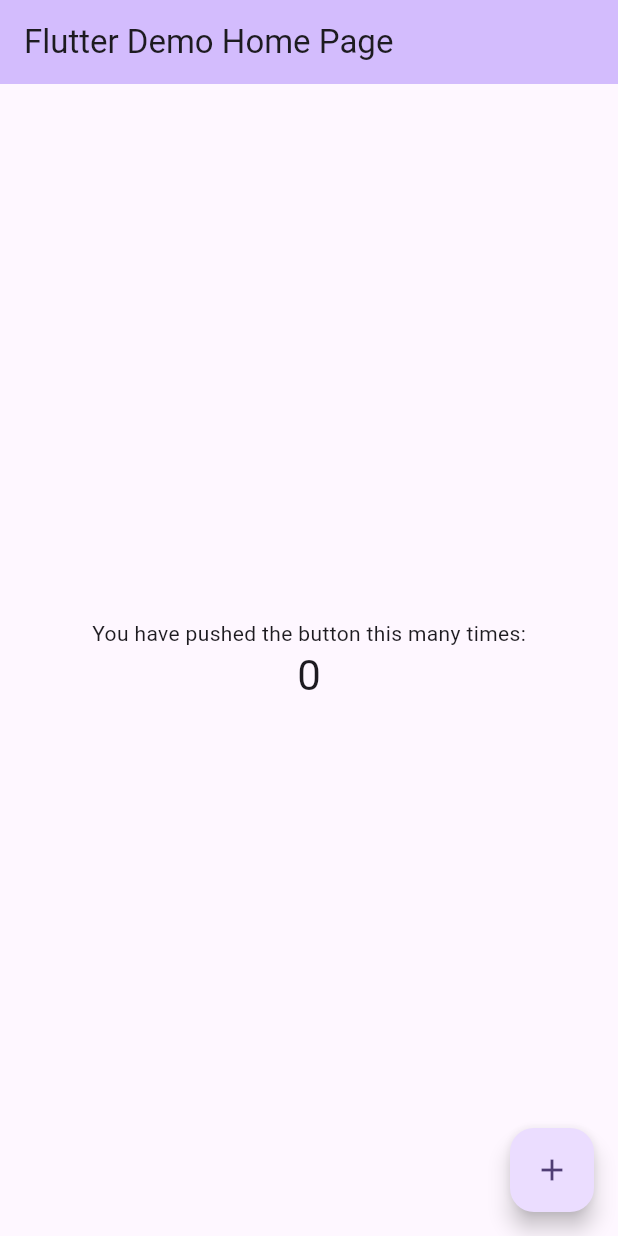
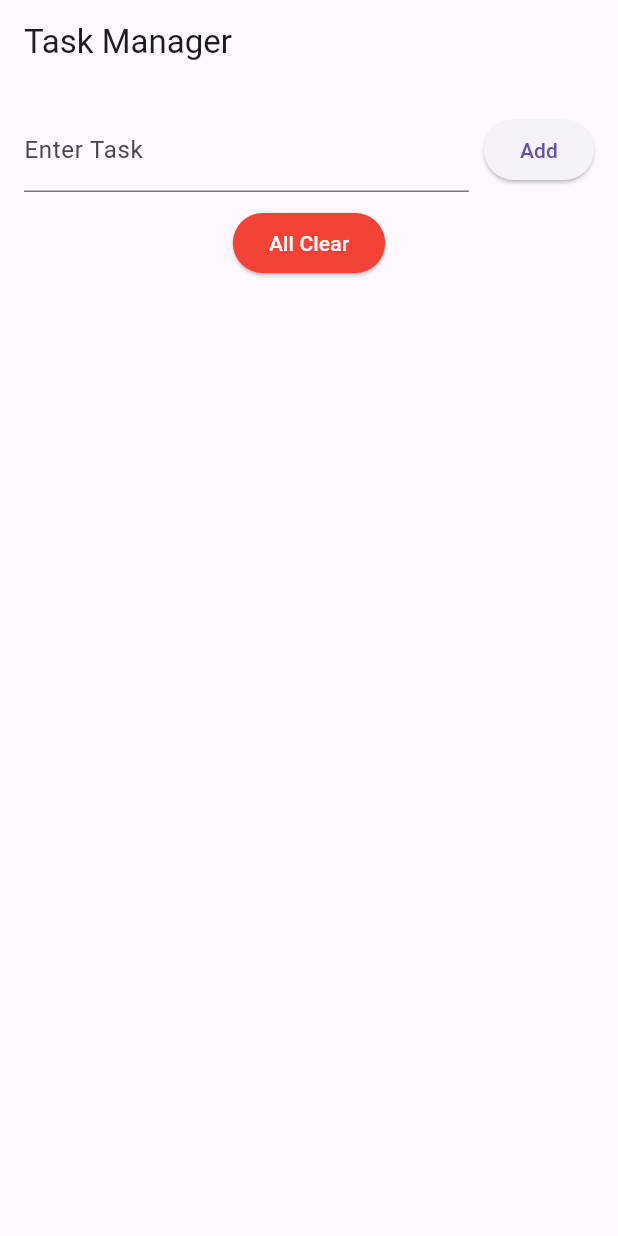
Before and after one commit to Joshika-21/CW3, a Flutter app: the screen it shows after launch, on a phone screen of 412 x 824 dp. Run offline on Flutter 3.47's test engine with Material 3 defaults, Android fonts, the phone set to English and light mode, and no system bars.

Commit message:
Created the project with features like add button, clear, and delete

```diff
--- a/lib/main.dart
+++ b/lib/main.dart
@@ -1,122 +1,18 @@
 import 'package:flutter/material.dart';
+import 'task_list_screen.dart';
 
 void main() {
-  runApp(const MyApp());
+  runApp(TaskManagerApp());
 }
 
-class MyApp extends StatelessWidget {
-  const MyApp({super.key});
-
-  // This widget is the root of your application.
+class TaskManagerApp extends StatelessWidget {
   @override
   Widget build(BuildContext context) {
     return MaterialApp(
-      title: 'Flutter Demo',
-      theme: ThemeData(
-        // This is the theme of your application.
-        //
-        // TRY THIS: Try running your application with "flutter run". You'll see
-        // the application has a purple toolbar. Then, without quitting the app,
-        // try changing the seedColor in the colorScheme below to Colors.green
-        // and then invoke "hot reload" (save your changes or press the "hot
-        // reload" button in a Flutter-supported IDE, or press "r" if you used
-        // the command line to start the app).
-        //
-        // Notice that the counter didn't reset back to zero; the application
-        // state is not lost during the reload. To reset the state, use hot
-        // restart instead.
-        //
-        // This works for code too, not just values: Most code changes can be
-        // tested with just a hot reload.
-        colorScheme: ColorScheme.fromSeed(seedColor: Colors.deepPurple),
-      ),
-      home: const MyHomePage(title: 'Flutter Demo Home Page'),
+      debugShowCheckedModeBanner: false,
+      title: 'Task Manager',
+      theme: ThemeData(primarySwatch: Colors.blue),
+      home: TaskListScreen(),
     );
   }
 }
-
-class MyHomePage extends StatefulWidget {
-  const MyHomePage({super.key, required this.title});
-
-  // This widget is the home page of your application. It is stateful, meaning
-  // that it has a State object (defined below) that contains fields that affect
-  // how it looks.
-
-  // This class is the configuration for the state. It holds the values (in this
-  // case the title) provided by the parent (in this case the App widget) and
-  // used by the build method of the State. Fields in a Widget subclass are
-  // always marked "final".
-
-  final String title;
-
-  @override
-  State<MyHomePage> createState() => _MyHomePageState();
-}
-
-class _MyHomePageState extends State<MyHomePage> {
-  int _counter = 0;
-
-  void _incrementCounter() {
-    setState(() {
-      // This call to setState tells the Flutter framework that something has
-      // changed in this State, which causes it to rerun the build method below
-      // so that the display can reflect the updated values. If we changed
-      // _counter without calling setState(), then the build method would not be
-      // called again, and so nothing would appear to happen.
-      _counter++;
-    });
-  }
-
-  @override
-  Widget build(BuildContext context) {
-    // This method is rerun every time setState is called, for instance as done
-    // by the _incrementCounter method above.
-    //
-    // The Flutter framework has been optimized to make rerunning build methods
-    // fast, so that you can just rebuild anything that needs updating rather
-    // than having to individually change instances of widgets.
-    return Scaffold(
-      appBar: AppBar(
-        // TRY THIS: Try changing the color here to a specific color (to
-        // Colors.amber, perhaps?) and trigger a hot reload to see the AppBar
-        // change color while the other colors stay the same.
-        backgroundColor: Theme.of(context).colorScheme.inversePrimary,
-        // Here we take the value from the MyHomePage object that was created by
-        // the App.build method, and use it to set our appbar title.
-        title: Text(widget.title),
-      ),
-      body: Center(
-        // Center is a layout widget. It takes a single child and positions it
-        // in the middle of the parent.
-        child: Column(
-          // Column is also a layout widget. It takes a list of children and
-          // arranges them vertically. By default, it sizes itself to fit its
-          // children horizontally, and tries to be as tall as its parent.
-          //
-          // Column has various properties to control how it sizes itself and
-          // how it positions its children. Here we use mainAxisAlignment to
-          // center the children vertically; the main axis here is the vertical
-          // axis because Columns are vertical (the cross axis would be
-          // horizontal).
-          //
-          // TRY THIS: Invoke "debug painting" (choose the "Toggle Debug Paint"
-          // action in the IDE, or press "p" in the console), to see the
-          // wireframe for each widget.
-          mainAxisAlignment: MainAxisAlignment.center,
-          children: <Widget>[
-            const Text('You have pushed the button this many times:'),
-            Text(
-              '$_counter',
-              style: Theme.of(context).textTheme.headlineMedium,
-            ),
-          ],
-        ),
-      ),
-      floatingActionButton: FloatingActionButton(
-        onPressed: _incrementCounter,
-        tooltip: 'Increment',
-        child: const Icon(Icons.add),
-      ), // This trailing comma makes auto-formatting nicer for build methods.
-    );
-  }
-}
--- /dev/null
+++ b/lib/task.dart
@@ -0,0 +1,6 @@
+class Task {
+  String name;
+  bool isCompleted;
+
+  Task({required this.name, this.isCompleted = false});
+}
--- /dev/null
+++ b/lib/task_list_screen.dart
@@ -0,0 +1,84 @@
+import 'package:flutter/material.dart';
+import 'task.dart';
+import 'task_item.dart';
+
+class TaskListScreen extends StatefulWidget {
+  @override
+  _TaskListScreenState createState() => _TaskListScreenState();
+}
+
+class _TaskListScreenState extends State<TaskListScreen> {
+  final List<Task> _tasks = [];
+  final TextEditingController _taskController = TextEditingController();
+
+  void _addTask() {
+    if (_taskController.text.isEmpty) return;
+    setState(() {
+      _tasks.add(Task(name: _taskController.text));
+      _taskController.clear();
+    });
+  }
+
+  void _toggleTaskCompletion(int index) {
+    setState(() {
+      _tasks[index].isCompleted = !_tasks[index].isCompleted;
+    });
+  }
+
+  void _removeTask(int index) {
+    setState(() {
+      _tasks.removeAt(index);
+    });
+  }
+
+  void _clearAllTasks() {
+    setState(() {
+      _tasks.clear();
+    });
+  }
+
+  @override
+  Widget build(BuildContext context) {
+    return Scaffold(
+      appBar: AppBar(title: Text("Task Manager")),
+      body: Padding(
+        padding: const EdgeInsets.all(16.0),
+        child: Column(
+          children: [
+            Row(
+              children: [
+                Expanded(
+                  child: TextField(
+                    controller: _taskController,
+                    decoration: InputDecoration(labelText: 'Enter Task'),
+                  ),
+                ),
+                SizedBox(width: 10),
+                ElevatedButton(onPressed: _addTask, child: Text("Add")),
+              ],
+            ),
+            SizedBox(height: 10),
+            ElevatedButton(
+              onPressed: _clearAllTasks,
+              style: ElevatedButton.styleFrom(backgroundColor: Colors.red),
+              child: Text("All Clear", style: TextStyle(color: Colors.white)),
+            ),
+            SizedBox(height: 10),
+            Expanded(
+              child: ListView.builder(
+                itemCount: _tasks.length,
+                itemBuilder: (context, index) {
+                  return TaskItem(
+                    task: _tasks[index],
+                    onToggle: () => _toggleTaskCompletion(index),
+                    onDelete: () => _removeTask(index),
+                  );
+                },
+              ),
+            ),
+          ],
+        ),
+      ),
+    );
+  }
+}
```
Also changed, not shown: lib/task_item.dart (added, +36 -0 lines).
